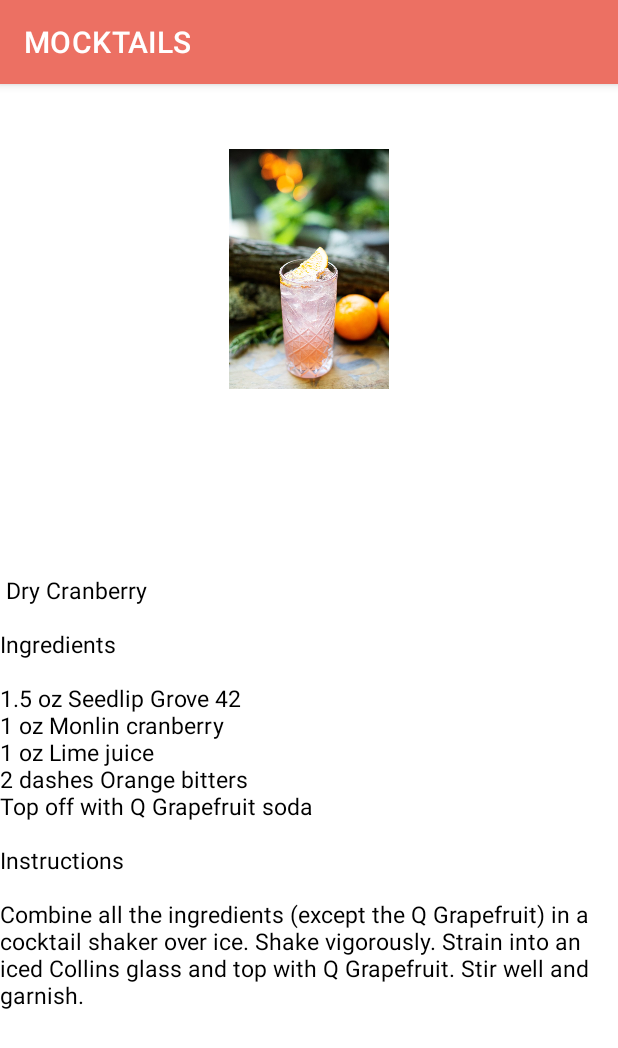
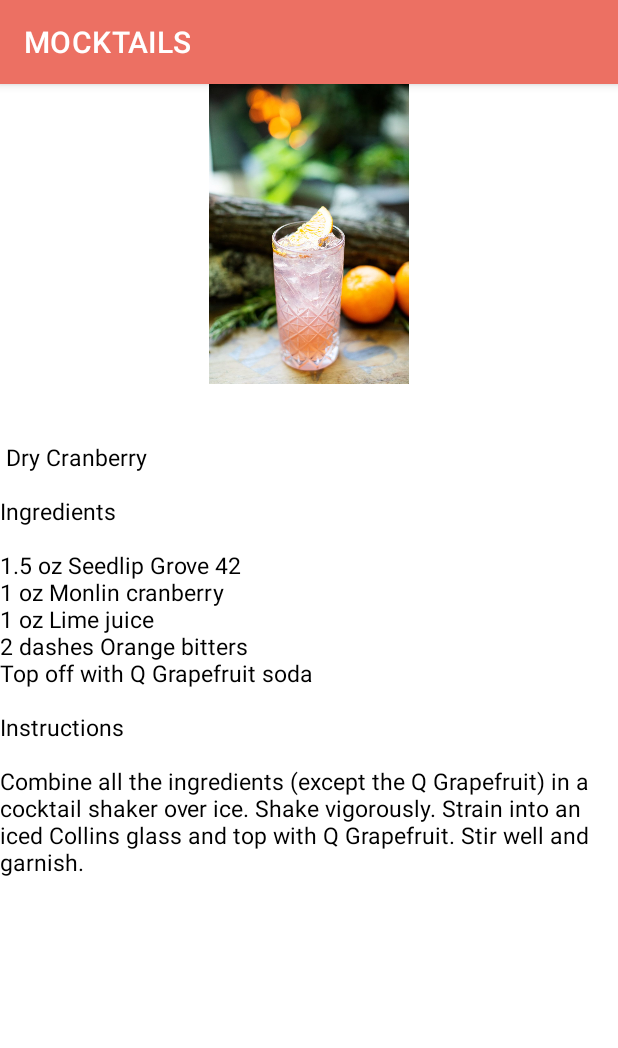
Before and after one commit to NakedSausage/MOCKTAILS.Final, an Android app: the screen it shows after launch (CranberryActivity), after a tap on an icon or button, on a phone screen of 412 x 824 dp. Shown: the top 1048 px of the screen. Run offline under Robolectric (Android 15) with nearby library versions, the phone set to English and light mode, and no system bars.

Commit message:
5th commit

```diff
--- a/app/src/main/res/layout/activity_cranberry.xml
+++ b/app/src/main/res/layout/activity_cranberry.xml
@@ -4,26 +4,21 @@
     xmlns:tools="http://schemas.android.com/tools"
     android:layout_width="match_parent"
     android:layout_height="match_parent"
-    android:gravity="center"
-    android:layout_weight="1"
     tools:context=".CranberryActivity">
 
     <ImageView
         android:id="@+id/imageView"
-        android:layout_width="156dp"
-        android:layout_height="160dp"
-        android:layout_centerInParent="true"
+        android:layout_width="wrap_content"
+        android:layout_height="200dp"
         android:layout_alignParentTop="true"
-        android:layout_marginTop="43dp"
-        android:layout_marginBottom="40dp"/>
+        android:layout_centerInParent="true" />
 
     <TextView
         android:id="@+id/tvName"
         android:layout_width="wrap_content"
         android:layout_height="wrap_content"
-        android:layout_alignParentBottom="true"
-        android:layout_marginTop="10dp"
-        android:layout_marginBottom="150dp"
+        android:layout_centerInParent="true"
+        android:layout_marginTop="300dp"
         android:textColor="@color/black"
         android:textSize="15sp" />
 
--- a/app/src/main/res/layout/activity_main.xml
+++ b/app/src/main/res/layout/activity_main.xml
@@ -8,8 +8,8 @@
     tools:context=".MainActivity">
 
     <GridLayout
-        android:layout_width="391dp"
-        android:layout_height="595dp"
+        android:layout_width="match_parent"
+        android:layout_height="match_parent"
         android:layout_margin="10dp"
         android:columnCount="2"
         android:rowCount="3"
```
Also changed, not shown: app/src/main/res/layout/activity_berry.xml (+5 -8 lines), app/src/main/res/layout/activity_citrus.xml (+5 -8 lines), app/src/main/res/layout/activity_lemonade.xml (+5 -9 lines), app/src/main/res/layout/activity_shirley.xml (+5 -9 lines), app/src/main/res/layout/activity_vintage.xml (+5 -9 lines).
